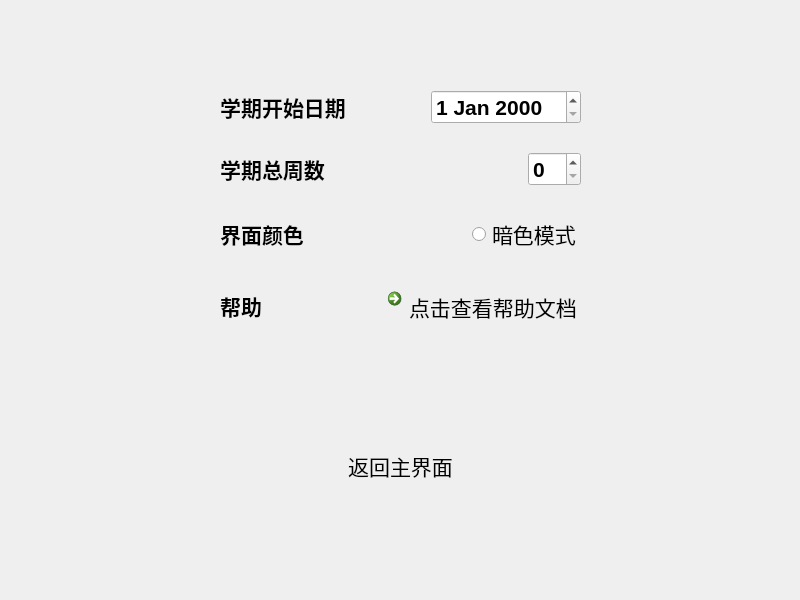
First picture: the form in task_manage/widget.ui, repository ShiningCrevice/Qt_CXSJSXhw, before the edit.
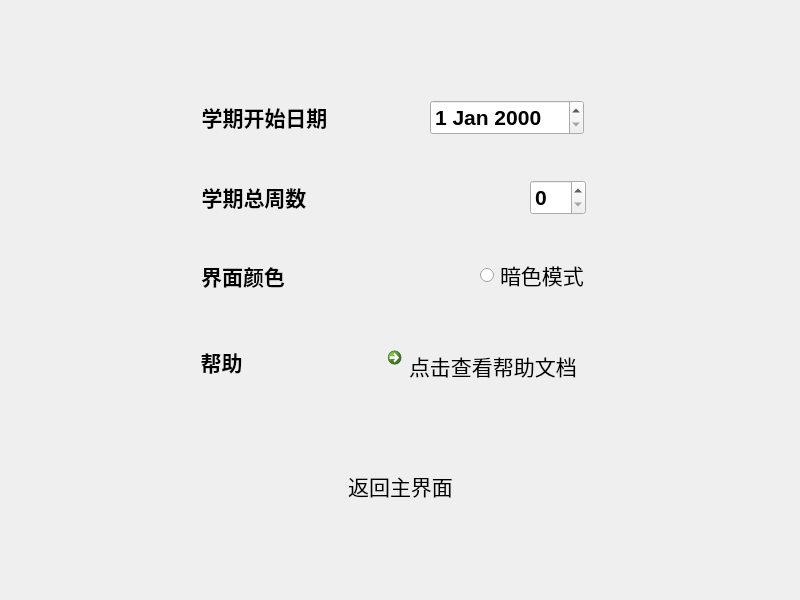
Second picture: the form after the edit.

What changed in the file:
```diff
--- a/task_manage/widget.ui
+++ b/task_manage/widget.ui
@@ -38,7 +38,7 @@
    <property name="geometry">
     <rect>
      <x>330</x>
-     <y>440</y>
+     <y>460</y>
      <width>141</width>
      <height>51</height>
     </rect>
@@ -68,20 +68,15 @@
     <string>返回主界面</string>
    </property>
   </widget>
-  <widget class="QWidget" name="layoutWidget">
-   <property name="geometry">
-    <rect>
-     <x>220</x>
-     <y>90</y>
-     <width>361</width>
-     <height>241</height>
-    </rect>
-   </property>
-   <layout class="QVBoxLayout" name="mainLayout">
-    <item>
-     <layout class="QHBoxLayout" name="horizontalLayout" stretch="0,0,0">
-      <item>
        <widget class="QLabel" name="startDateLabel">
+   <property name="geometry">
+    <rect>
+     <x>200</x>
+     <y>100</y>
+     <width>129</width>
+     <height>35</height>
+    </rect>
+   </property>
         <property name="font">
          <font>
           <family>华文中宋</family>
@@ -96,42 +91,25 @@
          <enum>Qt::AutoText</enum>
         </property>
        </widget>
-      </item>
-      <item>
-       <spacer name="horizontalSpacer">
-        <property name="orientation">
-         <enum>Qt::Horizontal</enum>
-        </property>
-        <property name="sizeHint" stdset="0">
-         <size>
-          <width>40</width>
-          <height>20</height>
-         </size>
-        </property>
-       </spacer>
-      </item>
-      <item>
-       <widget class="QDateEdit" name="startDateEdit"/>
-      </item>
-     </layout>
-    </item>
-    <item>
-     <spacer name="verticalSpacer">
-      <property name="orientation">
-       <enum>Qt::Vertical</enum>
-      </property>
-      <property name="sizeHint" stdset="0">
-       <size>
-        <width>20</width>
-        <height>40</height>
-       </size>
-      </property>
-     </spacer>
-    </item>
-    <item>
-     <layout class="QHBoxLayout" name="horizontalLayout_2">
-      <item>
+  <widget class="QDateEdit" name="startDateEdit">
+   <property name="geometry">
+    <rect>
+     <x>430</x>
+     <y>100</y>
+     <width>154</width>
+     <height>35</height>
+    </rect>
+   </property>
+  </widget>
        <widget class="QLabel" name="totalWeeksLabel">
+   <property name="geometry">
+    <rect>
+     <x>200</x>
+     <y>180</y>
+     <width>108</width>
+     <height>35</height>
+    </rect>
+   </property>
         <property name="font">
          <font>
           <family>华文中宋</family>
@@ -143,42 +121,25 @@
          <string>&lt;html&gt;&lt;head/&gt;&lt;body&gt;&lt;p align=&quot;center&quot;&gt;&lt;span style=&quot; font-size:16pt; font-weight:700;&quot;&gt;学期总周数&lt;/span&gt;&lt;/p&gt;&lt;/body&gt;&lt;/html&gt;</string>
         </property>
        </widget>
-      </item>
-      <item>
-       <spacer name="horizontalSpacer_2">
-        <property name="orientation">
-         <enum>Qt::Horizontal</enum>
-        </property>
-        <property name="sizeHint" stdset="0">
-         <size>
-          <width>40</width>
-          <height>20</height>
-         </size>
-        </property>
-       </spacer>
-      </item>
-      <item>
-       <widget class="QSpinBox" name="totalWeeksEdit"/>
-      </item>
-     </layout>
-    </item>
-    <item>
-     <spacer name="verticalSpacer_2">
-      <property name="orientation">
-       <enum>Qt::Vertical</enum>
-      </property>
-      <property name="sizeHint" stdset="0">
-       <size>
-        <width>20</width>
-        <height>40</height>
-       </size>
-      </property>
-     </spacer>
-    </item>
-    <item>
-     <layout class="QHBoxLayout" name="horizontalLayout_3">
-      <item>
+  <widget class="QSpinBox" name="totalWeeksEdit">
+   <property name="geometry">
+    <rect>
+     <x>530</x>
+     <y>180</y>
+     <width>56</width>
+     <height>35</height>
+    </rect>
+   </property>
+  </widget>
        <widget class="QLabel" name="darkModeLabel">
+   <property name="geometry">
+    <rect>
+     <x>200</x>
+     <y>260</y>
+     <width>86</width>
+     <height>30</height>
+    </rect>
+   </property>
         <property name="font">
          <font>
           <family>华文中宋</family>
@@ -190,22 +151,15 @@
          <string>&lt;html&gt;&lt;head/&gt;&lt;body&gt;&lt;p align=&quot;center&quot;&gt;界面颜色&lt;/p&gt;&lt;/body&gt;&lt;/html&gt;</string>
         </property>
        </widget>
-      </item>
-      <item>
-       <spacer name="horizontalSpacer_3">
-        <property name="orientation">
-         <enum>Qt::Horizontal</enum>
-        </property>
-        <property name="sizeHint" stdset="0">
-         <size>
-          <width>40</width>
-          <height>20</height>
-         </size>
-        </property>
-       </spacer>
-      </item>
-      <item>
        <widget class="QRadioButton" name="darkModeButton">
+   <property name="geometry">
+    <rect>
+     <x>480</x>
+     <y>260</y>
+     <width>109</width>
+     <height>30</height>
+    </rect>
+   </property>
         <property name="font">
          <font>
           <family>华文中宋</family>
@@ -217,26 +171,15 @@
          <string>暗色模式</string>
         </property>
        </widget>
-      </item>
-     </layout>
-    </item>
-    <item>
-     <spacer name="verticalSpacer_3">
-      <property name="orientation">
-       <enum>Qt::Vertical</enum>
-      </property>
-      <property name="sizeHint" stdset="0">
-       <size>
-        <width>20</width>
-        <height>40</height>
-       </size>
-      </property>
-     </spacer>
-    </item>
-    <item>
-     <layout class="QHBoxLayout" name="horizontalLayout_4">
-      <item>
        <widget class="QLabel" name="helpLabel">
+   <property name="geometry">
+    <rect>
+     <x>200</x>
+     <y>340</y>
+     <width>43</width>
+     <height>44</height>
+    </rect>
+   </property>
         <property name="font">
          <font>
           <family>华文中宋</family>
@@ -248,22 +191,15 @@
          <string>&lt;html&gt;&lt;head/&gt;&lt;body&gt;&lt;p align=&quot;center&quot;&gt;帮助&lt;/p&gt;&lt;/body&gt;&lt;/html&gt;</string>
         </property>
        </widget>
-      </item>
-      <item>
-       <spacer name="horizontalSpacer_4">
-        <property name="orientation">
-         <enum>Qt::Horizontal</enum>
-        </property>
-        <property name="sizeHint" stdset="0">
-         <size>
-          <width>40</width>
-          <height>20</height>
-         </size>
-        </property>
-       </spacer>
-      </item>
-      <item>
        <widget class="QCommandLinkButton" name="helpButton">
+   <property name="geometry">
+    <rect>
+     <x>380</x>
+     <y>340</y>
+     <width>211</width>
+     <height>44</height>
+    </rect>
+   </property>
         <property name="font">
          <font>
           <family>华文中宋</family>
@@ -277,11 +213,6 @@
         <property name="text">
          <string>点击查看帮助文档</string>
         </property>
-       </widget>
-      </item>
-     </layout>
-    </item>
-   </layout>
   </widget>
  </widget>
  <resources/>
```
Lines whose indentation alone changed are shown as unchanged.
